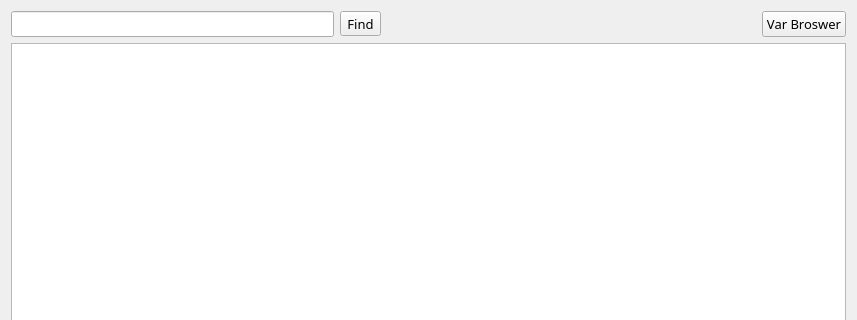
markdavidlong/AppleSAWS, file src/ui/viewers/applesoftfileviewer.ui: the form before one commit; both pictures show x 0 to 857 and y 0 to 320 of the 857 by 469 pixel window.
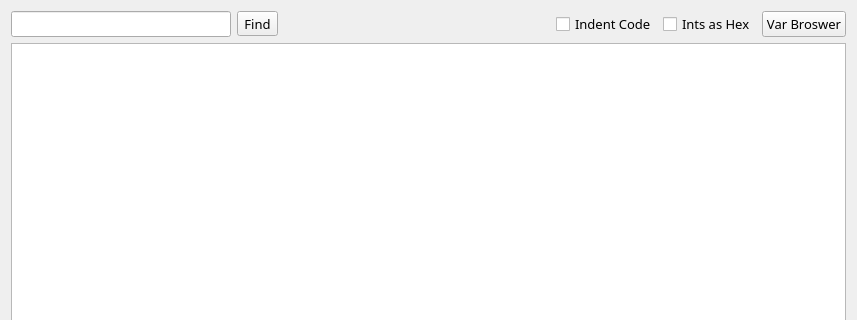
The form after the commit.

What changed in the file:
```diff
--- a/src/ui/viewers/applesoftfileviewer.ui
+++ b/src/ui/viewers/applesoftfileviewer.ui
@@ -21,7 +21,7 @@
   </property>
   <layout class="QGridLayout" name="gridLayout">
    <item row="0" column="0">
-    <layout class="QHBoxLayout" name="horizontalLayout_2" stretch="1,1,0">
+    <layout class="QHBoxLayout" name="horizontalLayout_2" stretch="1,1,0,0,0">
      <item>
       <layout class="QHBoxLayout" name="horizontalLayout">
        <item>
@@ -47,6 +47,20 @@
        </property>
       </widget>
      </item>
+     <item>
+      <widget class="QCheckBox" name="indentCode">
+       <property name="text">
+        <string>Indent Code</string>
+       </property>
+      </widget>
+     </item>
+     <item>
+      <widget class="QCheckBox" name="intHexCB">
+       <property name="text">
+        <string>Ints as Hex</string>
+       </property>
+      </widget>
+     </item>
      <item>
       <widget class="QPushButton" name="varBrowserButton">
        <property name="text">
```
